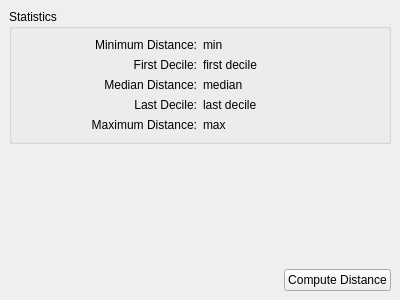
The window that Polyhedron/demo/Polyhedron/Plugins/Point_set/Point_set_to_mesh_distance_widget.ui (CGAL/cgal) describes before a commit, drawn with Qt 5.
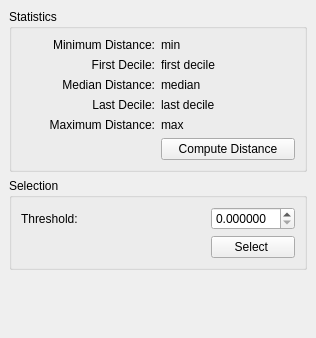
The same window after the commit.

Patch:
```diff
--- a/Polyhedron/demo/Polyhedron/Plugins/Point_set/Point_set_to_mesh_distance_widget.ui
+++ b/Polyhedron/demo/Polyhedron/Plugins/Point_set/Point_set_to_mesh_distance_widget.ui
@@ -6,8 +6,8 @@
    <rect>
     <x>0</x>
     <y>0</y>
-    <width>400</width>
-    <height>300</height>
+    <width>316</width>
+    <height>338</height>
    </rect>
   </property>
   <property name="windowTitle">
@@ -23,21 +23,21 @@
          <string>Statistics</string>
         </property>
         <layout class="QGridLayout" name="gridLayout">
-         <item row="6" column="1">
+         <item row="7" column="1">
           <widget class="QLabel" name="maxLabel">
            <property name="text">
             <string>max</string>
            </property>
           </widget>
          </item>
-         <item row="4" column="1">
+         <item row="5" column="1">
           <widget class="QLabel" name="lDecildeLabel">
            <property name="text">
             <string>last decile</string>
            </property>
           </widget>
          </item>
-         <item row="0" column="0">
+         <item row="1" column="0">
           <widget class="QLabel" name="label">
            <property name="text">
             <string>Minimum Distance:</string>
@@ -47,7 +47,7 @@
            </property>
           </widget>
          </item>
-         <item row="4" column="0">
+         <item row="5" column="0">
           <widget class="QLabel" name="label_4">
            <property name="text">
             <string>Last Decile:</string>
@@ -57,21 +57,21 @@
            </property>
           </widget>
          </item>
-         <item row="2" column="1">
+         <item row="3" column="1">
           <widget class="QLabel" name="fDecileLabel">
            <property name="text">
             <string>first decile</string>
            </property>
           </widget>
          </item>
-         <item row="0" column="1">
+         <item row="1" column="1">
           <widget class="QLabel" name="minLabel">
            <property name="text">
             <string>min</string>
            </property>
           </widget>
          </item>
-         <item row="6" column="0">
+         <item row="7" column="0">
           <widget class="QLabel" name="label_2">
            <property name="text">
             <string>Maximum Distance:</string>
@@ -81,7 +81,7 @@
            </property>
           </widget>
          </item>
-         <item row="2" column="0">
+         <item row="3" column="0">
           <widget class="QLabel" name="label_3">
            <property name="text">
             <string>First Decile:</string>
@@ -91,7 +91,7 @@
            </property>
           </widget>
          </item>
-         <item row="3" column="0">
+         <item row="4" column="0">
           <widget class="QLabel" name="label_5">
            <property name="text">
             <string>Median Distance:</string>
@@ -101,13 +101,23 @@
            </property>
           </widget>
          </item>
-         <item row="3" column="1">
+         <item row="4" column="1">
           <widget class="QLabel" name="medianLabel">
            <property name="text">
             <string>median</string>
            </property>
           </widget>
          </item>
+         <item row="8" column="1">
+          <widget class="QPushButton" name="pushButton">
+           <property name="toolTip">
+            <string>Creates a new colored point set. The further a point is from the mesh, the darker it is displayed.</string>
+           </property>
+           <property name="text">
+            <string>Compute Distance</string>
+           </property>
+          </widget>
+         </item>
         </layout>
         <zorder>minLabel</zorder>
         <zorder>fDecileLabel</zorder>
@@ -119,6 +129,47 @@
         <zorder>maxLabel</zorder>
         <zorder>label_5</zorder>
         <zorder>medianLabel</zorder>
+        <zorder>pushButton</zorder>
+       </widget>
+      </item>
+      <item>
+       <widget class="QGroupBox" name="groupBox_2">
+        <property name="title">
+         <string>Selection</string>
+        </property>
+        <layout class="QHBoxLayout" name="horizontalLayout_2">
+         <item>
+          <layout class="QGridLayout" name="gridLayout_2" columnstretch="1,0">
+           <item row="0" column="1">
+            <widget class="QDoubleSpinBox" name="distance_spinbox">
+             <property name="toolTip">
+              <string>Points further than this distance will be selected.</string>
+             </property>
+             <property name="decimals">
+              <number>6</number>
+             </property>
+            </widget>
+           </item>
+           <item row="1" column="1">
+            <widget class="QPushButton" name="select_button">
+             <property name="toolTip">
+              <string>Selects the points that are further than the threshold.</string>
+             </property>
+             <property name="text">
+              <string>Select </string>
+             </property>
+            </widget>
+           </item>
+           <item row="0" column="0">
+            <widget class="QLabel" name="label_6">
+             <property name="text">
+              <string>Threshold:</string>
+             </property>
+            </widget>
+           </item>
+          </layout>
+         </item>
+        </layout>
        </widget>
       </item>
       <item>
@@ -134,30 +185,6 @@
         </property>
        </spacer>
       </item>
-      <item>
-       <layout class="QHBoxLayout" name="horizontalLayout">
-        <item>
-         <spacer name="horizontalSpacer">
-          <property name="orientation">
-           <enum>Qt::Horizontal</enum>
-          </property>
-          <property name="sizeHint" stdset="0">
-           <size>
-            <width>40</width>
-            <height>20</height>
-           </size>
-          </property>
-         </spacer>
-        </item>
-        <item>
-         <widget class="QPushButton" name="pushButton">
-          <property name="text">
-           <string>Compute Distance</string>
-          </property>
-         </widget>
-        </item>
-       </layout>
-      </item>
      </layout>
     </item>
    </layout>
```
